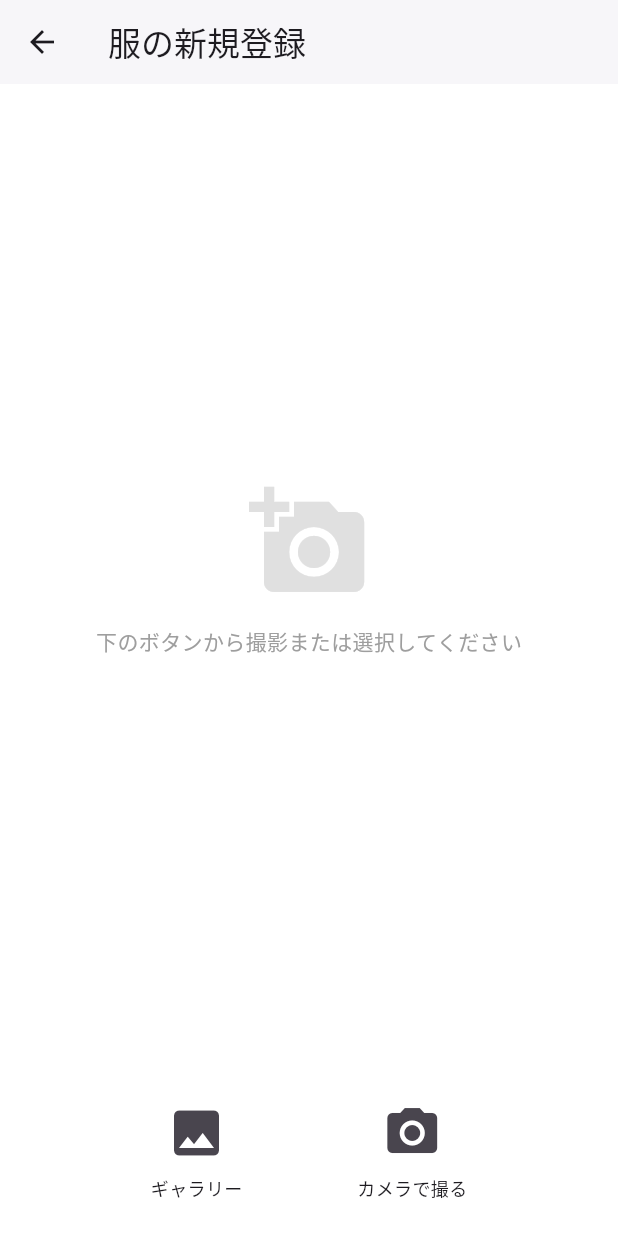
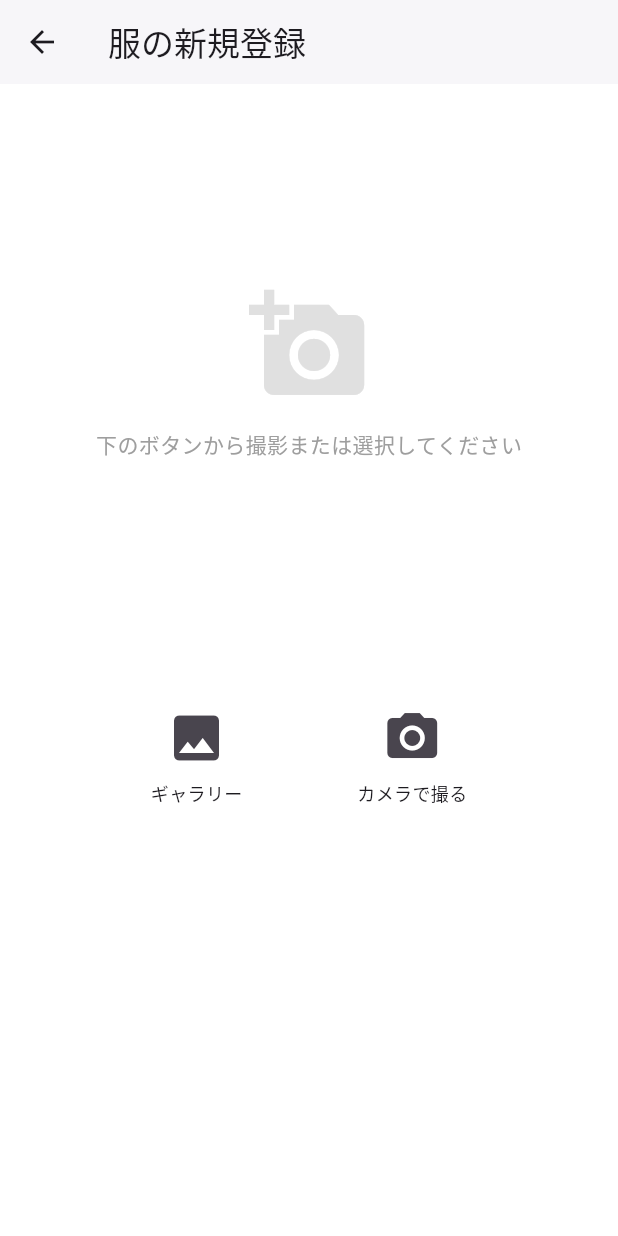
Before and after one commit to wakkkkka/iruka, a Flutter app: the CameraPage screen opened directly with empty values, on a phone screen of 412 x 824 dp. Run offline on Flutter 3.47's test engine with Material 3 defaults, Android fonts, the phone set to English and light mode, and no system bars; our stand-ins replace camera, fl_chart, image_picker, shared_preferences; missing offline and left inert: amplify_api, amplify_auth_cognito, amplify_flutter, amplify_storage_s3; accounts and stored records are empty.

```diff
--- a/flutter_app/coordinate/lib/screens/camera_page.dart
+++ b/flutter_app/coordinate/lib/screens/camera_page.dart
@@ -469,14 +469,14 @@ class _CameraPageState extends State<CameraPage> {
       ),
       body: Column(
         children: [
-          Expanded(
+          Flexible(
             child: Center(
               child: _imageBytes != null
-                  ? Image.memory(_imageBytes!)
+                  ? Image.memory(_imageBytes!, fit: BoxFit.contain)
                   : _buildPlaceholder(),
             ),
           ),
-          _buildControlPanel(),
+          Expanded(child: _buildControlPanel()),
         ],
       ),
     );
@@ -501,7 +501,8 @@ class _CameraPageState extends State<CameraPage> {
     return Container(
       padding: const EdgeInsets.all(24),
       child: _imageFile == null
-          ? Row(
+          ? Center(
+              child: Row(
                 mainAxisAlignment: MainAxisAlignment.spaceEvenly,
                 children: [
                   _actionButton(
@@ -516,6 +517,7 @@ class _CameraPageState extends State<CameraPage> {
                       () => _pickImage(ImageSource.camera),
                     ),
                 ],
+              ),
             )
           : SingleChildScrollView(
               child: Column(
```
Lines whose indentation alone changed are shown as unchanged.
